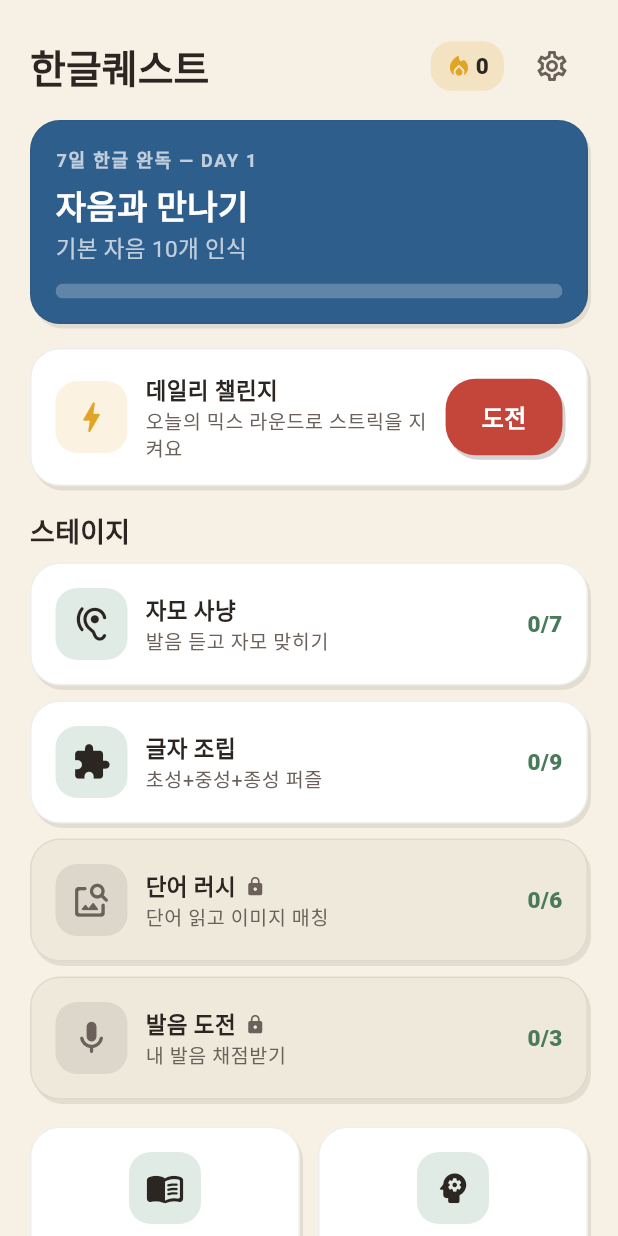
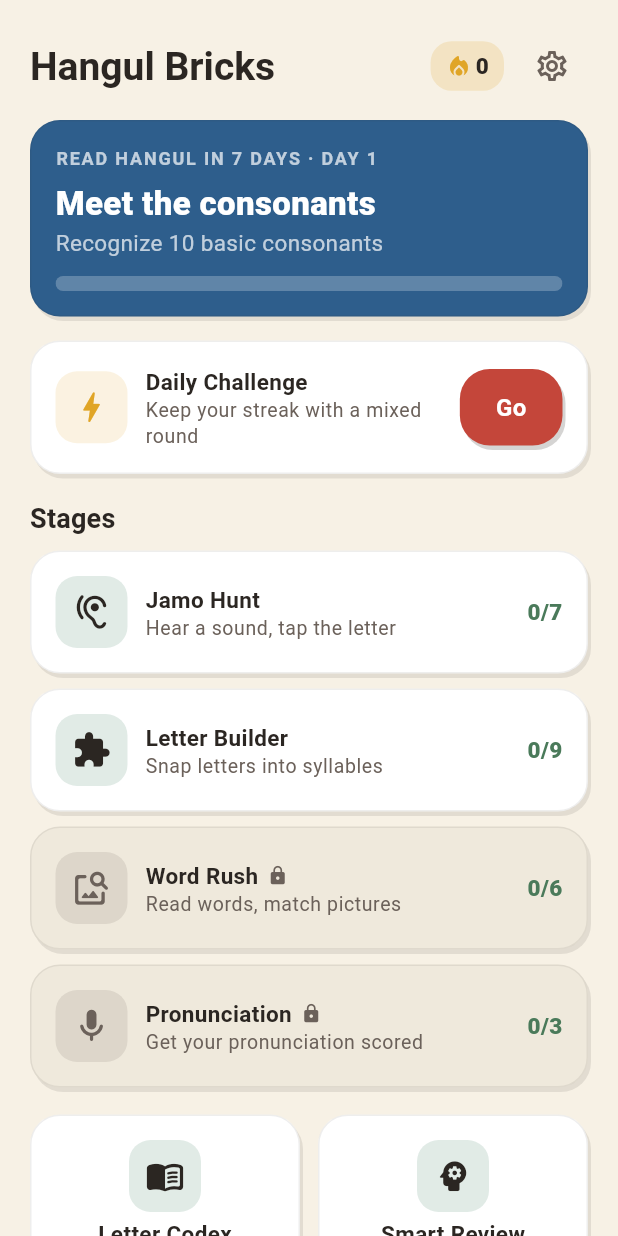
Before and after one commit to Cryptojjang/hangul_quest, a Flutter app: the screen it shows after launch, after a tap on "Skip", on a phone screen of 412 x 824 dp. Run offline on Flutter 3.47's test engine with Material 3 defaults, Android fonts, the light colour scheme and no system bars; our stand-ins replace audioplayers; missing offline and left inert: dart:html, dart:js_util; Roboto replaces fonts that are missing (Pretendard).

Commit message:
English UI + rename to Hangul Bricks: lib/features/home

```diff
--- a/lib/features/home/home_screen.dart
+++ b/lib/features/home/home_screen.dart
@@ -29,7 +29,7 @@
             Row(
               children: [
                 Expanded(
-                  child: Text('한글퀘스트',
+                  child: Text('Hangul Bricks',
                       style: Theme.of(context).textTheme.headlineMedium),
                 ),
                 _StreakFlame(days: state.progress.streakDays),
@@ -48,7 +48,7 @@
                 context, StageId.jamoHunt,
                 level: state.progress.cleared(StageId.jamoHunt.name) + 1)),
             const SizedBox(height: 16),
-            Text('스테이지', style: Theme.of(context).textTheme.titleMedium),
+            Text('Stages', style: Theme.of(context).textTheme.titleMedium),
             const SizedBox(height: 8),
             for (final stage in StageId.values) ...[
               _StageNode(stage: stage),
@@ -65,9 +65,9 @@
                       children: [
                         const HqIconTile(icon: Icons.menu_book_rounded),
                         const SizedBox(height: 4),
-                        const Text('자모 도감',
+                        const Text('Letter Codex',
                             style: TextStyle(fontWeight: FontWeight.w700)),
-                        Text('${state.progress.codex.length} / 67 카드',
+                        Text('${state.progress.codex.length} / 67 cards',
                             style: Theme.of(context).textTheme.bodySmall),
                       ],
                     ),
@@ -81,12 +81,12 @@
                       children: [
                         const HqIconTile(icon: Icons.psychology_rounded),
                         const SizedBox(height: 4),
-                        const Text('스마트 복습',
+                        const Text('Smart Review',
                             style: TextStyle(fontWeight: FontWeight.w700)),
                         Text(
                             state.isPremium
-                                ? '무제한'
-                                : '오늘 맛보기 ${state.entitlements.reviewTeasersUsedToday}/1',
+                                ? 'Unlimited'
+                                : 'Free today ${state.entitlements.reviewTeasersUsedToday}/1',
                             style: Theme.of(context).textTheme.bodySmall),
                       ],
                     ),
@@ -125,7 +125,7 @@
         PaywallScreen.show(context, trigger: trigger);
       } else {
         ScaffoldMessenger.of(context).showSnackBar(const SnackBar(
-            content: Text('이 기기에서는 발음 도전을 지원하지 않아요')));
+            content: Text('Pronunciation is not supported on this device')));
       }
       return;
     }
@@ -175,19 +175,19 @@
       child: Column(
         crossAxisAlignment: CrossAxisAlignment.start,
         children: [
-          Text('7일 한글 완독 — DAY ${day.day}',
+          Text('READ HANGUL IN 7 DAYS · DAY ${day.day}',
               style: const TextStyle(
                   color: Colors.white70,
                   fontSize: 12,
                   fontWeight: FontWeight.w700,
                   letterSpacing: 1.2)),
           const SizedBox(height: 6),
-          Text(day.title,
+          Text(day.titleEn,
               style: const TextStyle(
                   color: Colors.white,
                   fontSize: 22,
                   fontWeight: FontWeight.w800)),
-          Text(day.goal, style: const TextStyle(color: Colors.white70)),
+          Text(day.goalEn, style: const TextStyle(color: Colors.white70)),
           const SizedBox(height: 12),
           ClipRRect(
             borderRadius: BorderRadius.circular(6),
@@ -222,15 +222,15 @@
             child: Column(
               crossAxisAlignment: CrossAxisAlignment.start,
               children: [
-                const Text('데일리 챌린지',
+                const Text('Daily Challenge',
                     style: TextStyle(fontWeight: FontWeight.w700)),
-                Text('오늘의 믹스 라운드로 스트릭을 지켜요',
+                Text('Keep your streak with a mixed round',
                     style: Theme.of(context).textTheme.bodySmall),
               ],
             ),
           ),
           const SizedBox(width: 8),
-          HqButton(label: '도전', onPressed: onPlay),
+          HqButton(label: 'Go', onPressed: onPlay),
         ],
       ),
     );
@@ -243,10 +243,10 @@
   final StageId stage;
 
   static const _meta = {
-    StageId.jamoHunt: (Icons.hearing_rounded, '자모 사냥', '발음 듣고 자모 맞히기'),
-    StageId.blockBuilder: (Icons.extension_rounded, '글자 조립', '초성+중성+종성 퍼즐'),
-    StageId.wordRush: (Icons.image_search_rounded, '단어 러시', '단어 읽고 이미지 매칭'),
-    StageId.pronunciation: (Icons.mic_rounded, '발음 도전', '내 발음 채점받기'),
+    StageId.jamoHunt: (Icons.hearing_rounded, 'Jamo Hunt', 'Hear a sound, tap the letter'),
+    StageId.blockBuilder: (Icons.extension_rounded, 'Letter Builder', 'Snap letters into syllables'),
+    StageId.wordRush: (Icons.image_search_rounded, 'Word Rush', 'Read words, match pictures'),
+    StageId.pronunciation: (Icons.mic_rounded, 'Pronunciation', 'Get your pronunciation scored'),
   };
 
   @override
@@ -284,7 +284,7 @@
                 ]),
                 Text(
                     speechGone
-                        ? '이 기기에서 지원되지 않음'
+                        ? 'Not supported on this device'
                         : subtitle,
                     style: Theme.of(context).textTheme.bodySmall),
               ],
@@ -311,13 +311,13 @@
 
   @override
   Widget build(BuildContext context) {
-    final rows = [..._bots, ('나', xp)]
+    final rows = [..._bots, ('You', xp)]
       ..sort((a, b) => b.$2.compareTo(a.$2));
     return HqCard(
       child: Column(
         crossAxisAlignment: CrossAxisAlignment.start,
         children: [
-          const Text('주간 리그 — 청자 리그',
+          const Text('Weekly League · Celadon',
               style: TextStyle(fontWeight: FontWeight.w700)),
           const SizedBox(height: 8),
           for (var i = 0; i < rows.length; i++)
@@ -336,7 +336,7 @@
                   Expanded(
                       child: Text(rows[i].$1,
                           style: TextStyle(
-                              fontWeight: rows[i].$1 == '나'
+                              fontWeight: rows[i].$1 == 'You'
                                   ? FontWeight.w800
                                   : FontWeight.w400))),
                   Text('${rows[i].$2} XP',
```
